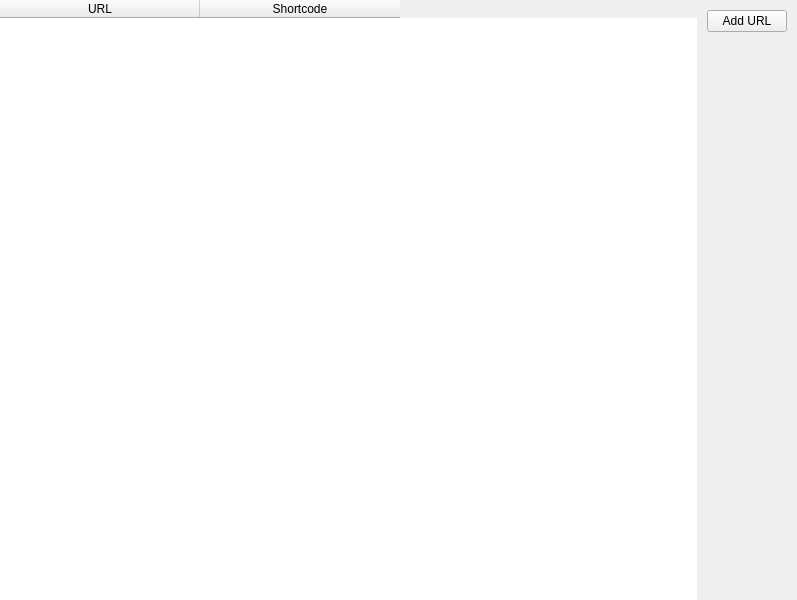
Before: the Qt Designer form ui/main.ui in mitko8009/codewars-2024-second-round, drawn with Qt 5.
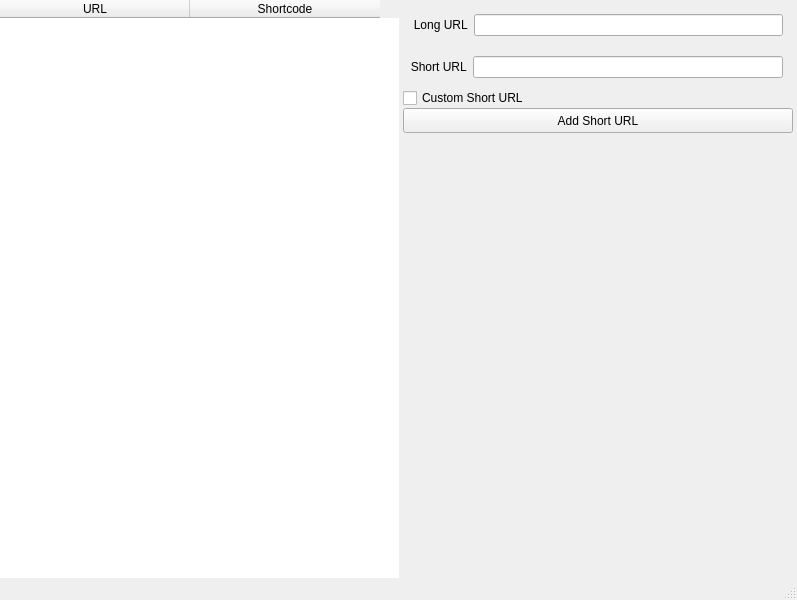
After: the same form once the commit is applied.

Commit message: Added func for adding short URLs to the database

The edit to the form file:
```diff
--- a/ui/main.ui
+++ b/ui/main.ui
@@ -50,11 +50,20 @@
       <property name="wordWrap">
        <bool>false</bool>
       </property>
+      <attribute name="horizontalHeaderVisible">
+       <bool>true</bool>
+      </attribute>
       <attribute name="horizontalHeaderCascadingSectionResizes">
        <bool>true</bool>
       </attribute>
       <attribute name="horizontalHeaderDefaultSectionSize">
-       <number>200</number>
+       <number>190</number>
+      </attribute>
+      <attribute name="verticalHeaderVisible">
+       <bool>false</bool>
+      </attribute>
+      <attribute name="verticalHeaderHighlightSections">
+       <bool>true</bool>
       </attribute>
       <column>
        <property name="text">
@@ -68,28 +77,39 @@
       </column>
      </widget>
     </item>
-    <item row="0" column="2">
+    <item row="0" column="1">
      <layout class="QGridLayout" name="gridLayout_2">
       <property name="leftMargin">
-       <number>10</number>
+       <number>4</number>
       </property>
       <property name="topMargin">
-       <number>10</number>
+       <number>4</number>
       </property>
       <property name="rightMargin">
-       <number>10</number>
+       <number>4</number>
       </property>
       <property name="bottomMargin">
-       <number>10</number>
+       <number>4</number>
       </property>
-      <item row="0" column="0">
+      <item row="4" column="0">
        <widget class="QPushButton" name="AddButton">
+        <property name="minimumSize">
+         <size>
+          <width>0</width>
+          <height>25</height>
+         </size>
+        </property>
+        <property name="font">
+         <font>
+          <pointsize>9</pointsize>
+         </font>
+        </property>
         <property name="text">
-         <string>Add URL</string>
+         <string>Add Short URL</string>
         </property>
        </widget>
       </item>
-      <item row="1" column="0">
+      <item row="5" column="0">
        <spacer name="verticalSpacer">
         <property name="orientation">
          <enum>Qt::Vertical</enum>
@@ -102,6 +122,117 @@
         </property>
        </spacer>
       </item>
+      <item row="1" column="0">
+       <layout class="QGridLayout" name="g_LongURL">
+        <property name="leftMargin">
+         <number>10</number>
+        </property>
+        <property name="topMargin">
+         <number>10</number>
+        </property>
+        <property name="rightMargin">
+         <number>10</number>
+        </property>
+        <property name="bottomMargin">
+         <number>10</number>
+        </property>
+        <item row="0" column="1">
+         <widget class="QLineEdit" name="longurl_edit">
+          <property name="minimumSize">
+           <size>
+            <width>0</width>
+            <height>22</height>
+           </size>
+          </property>
+          <property name="font">
+           <font>
+            <pointsize>9</pointsize>
+           </font>
+          </property>
+         </widget>
+        </item>
+        <item row="0" column="0">
+         <widget class="QLabel" name="label_longurl">
+          <property name="font">
+           <font>
+            <pointsize>9</pointsize>
+           </font>
+          </property>
+          <property name="text">
+           <string>Long URL  </string>
+          </property>
+          <property name="alignment">
+           <set>Qt::AlignRight|Qt::AlignTrailing|Qt::AlignVCenter</set>
+          </property>
+         </widget>
+        </item>
+       </layout>
+      </item>
+      <item row="2" column="0">
+       <layout class="QGridLayout" name="g_ShortURL">
+        <property name="leftMargin">
+         <number>7</number>
+        </property>
+        <property name="topMargin">
+         <number>10</number>
+        </property>
+        <property name="rightMargin">
+         <number>10</number>
+        </property>
+        <property name="bottomMargin">
+         <number>10</number>
+        </property>
+        <item row="0" column="0">
+         <widget class="QLabel" name="label_shorturl">
+          <property name="font">
+           <font>
+            <pointsize>9</pointsize>
+           </font>
+          </property>
+          <property name="text">
+           <string>Short URL  </string>
+          </property>
+          <property name="alignment">
+           <set>Qt::AlignRight|Qt::AlignTrailing|Qt::AlignVCenter</set>
+          </property>
+         </widget>
+        </item>
+        <item row="0" column="2">
+         <widget class="QLineEdit" name="shorturl_edit">
+          <property name="minimumSize">
+           <size>
+            <width>0</width>
+            <height>22</height>
+           </size>
+          </property>
+          <property name="font">
+           <font>
+            <pointsize>9</pointsize>
+           </font>
+          </property>
+          <property name="frame">
+           <bool>true</bool>
+          </property>
+          <property name="echoMode">
+           <enum>QLineEdit::Normal</enum>
+          </property>
+          <property name="readOnly">
+           <bool>false</bool>
+          </property>
+          <property name="clearButtonEnabled">
+           <bool>false</bool>
+          </property>
+         </widget>
+        </item>
+       </layout>
+      </item>
+      <item row="3" column="0">
+       <widget class="QCheckBox" name="custom_shortcode">
+        <property name="text">
+         <string>Custom Short URL</string>
+        </property>
+       </widget>
+      </item>
      </layout>
     </item>
    </layout>
@@ -116,6 +247,7 @@
     </rect>
    </property>
   </widget>
+  <widget class="QStatusBar" name="statusbar"/>
  </widget>
  <resources/>
  <connections/>
```
The commit also changes 7 other files.
